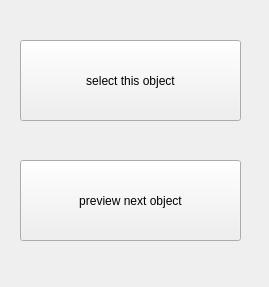
Qt form ui/BCI/state_views/objectSelectionView.ui (jon-weisz/graspit_bci) before a commit.
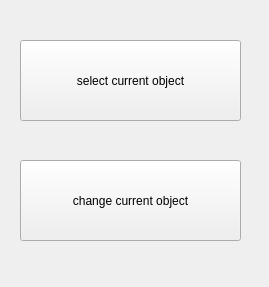
The same form after that commit.

The edit to the form file:
```diff
--- a/ui/BCI/state_views/objectSelectionView.ui
+++ b/ui/BCI/state_views/objectSelectionView.ui
@@ -23,7 +23,7 @@
     </rect>
    </property>
    <property name="text">
-    <string>select this object</string>
+    <string>select current object</string>
    </property>
   </widget>
   <widget class="QPushButton" name="next">
@@ -36,7 +36,7 @@
     </rect>
    </property>
    <property name="text">
-    <string>preview next object</string>
+    <string>change current object</string>
    </property>
   </widget>
  </widget>
```
